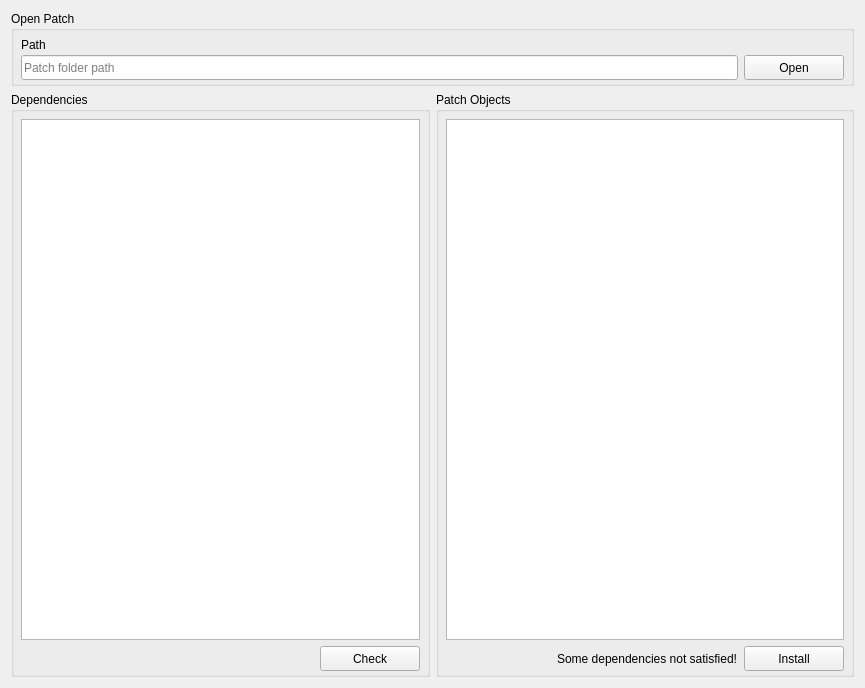
This is DBPatcherGUI/InstallerWidget.ui in mxprshn/PatcherGUI as Qt 5 draws it before an edit. The edited form follows.
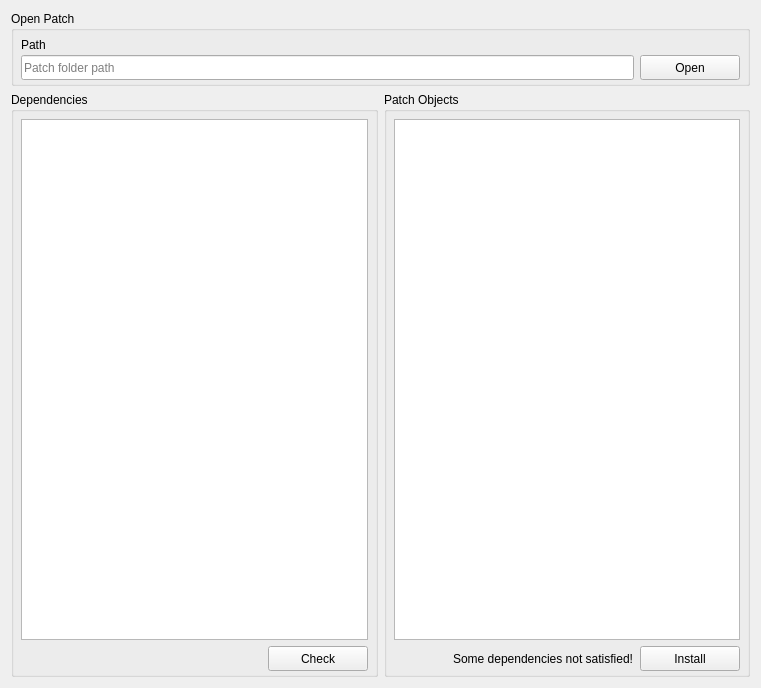
This is the edited form. Icons and pictures are not drawn. Custom widgets are drawn as their Qt base class.

```diff
--- a/DBPatcherGUI/InstallerWidget.ui
+++ b/DBPatcherGUI/InstallerWidget.ui
@@ -6,7 +6,7 @@
    <rect>
     <x>0</x>
     <y>0</y>
-    <width>865</width>
+    <width>761</width>
     <height>688</height>
    </rect>
   </property>
@@ -212,7 +212,7 @@
           </property>
          </widget>
         </item>
-        <item alignment="Qt::AlignRight">
+        <item alignment="Qt::AlignRight|Qt::AlignBottom">
          <widget class="QPushButton" name="installButton">
           <property name="sizePolicy">
            <sizepolicy hsizetype="Fixed" vsizetype="Fixed">
```
